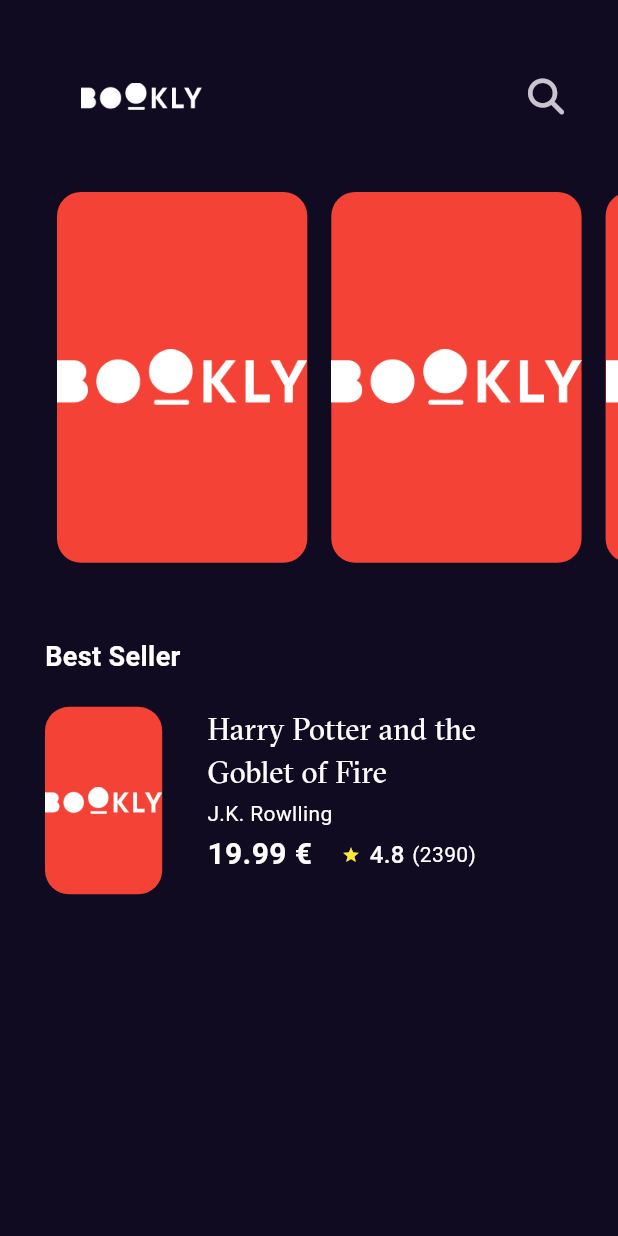
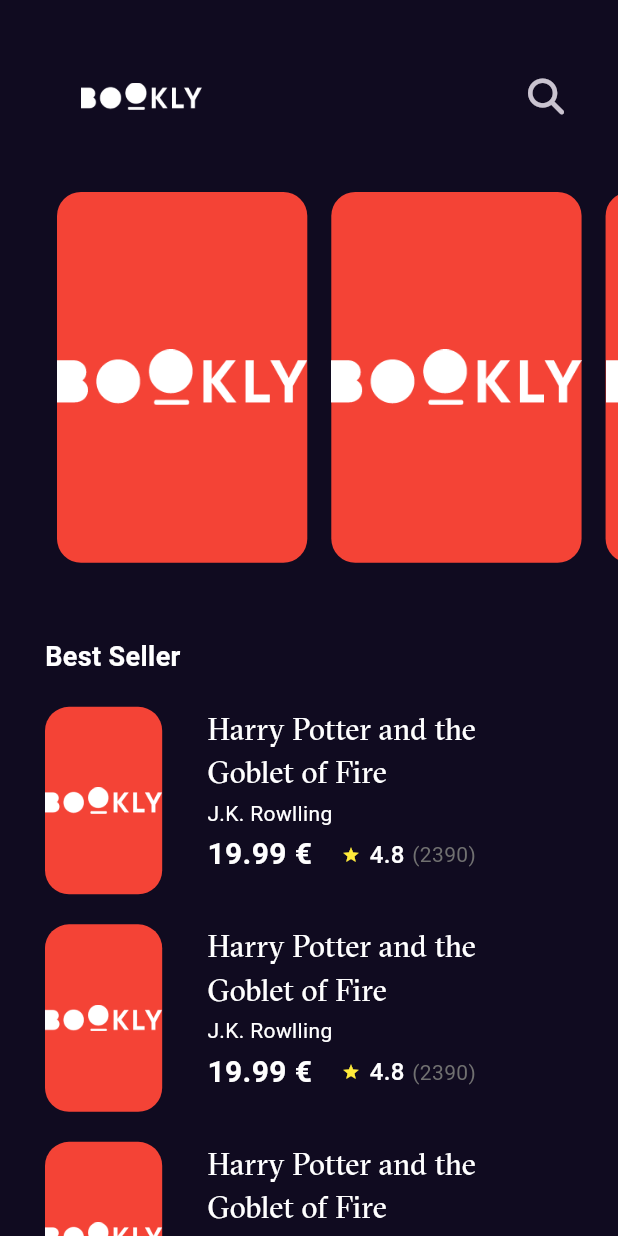
Before and after one commit to AndrewAdell/Bookly, a Flutter app: the screen it shows after launch, on a phone screen of 412 x 824 dp. Run offline on Flutter 3.47's test engine with Material 3 defaults, Android fonts, the phone set to English and light mode, and no system bars; our stand-ins replace font_awesome_flutter, get.

Commit message:
best seller list view

```diff
--- /dev/null
+++ b/lib/features/Home/presentation/view/book_details_view.dart
@@ -0,0 +1,13 @@
+import 'package:bookly/features/Home/presentation/view/widgets/book_details_view_body.dart';
+import 'package:flutter/material.dart';
+
+class BookDetailsView extends StatelessWidget {
+  const BookDetailsView({super.key});
+
+  @override
+  Widget build(BuildContext context) {
+    return const Scaffold(
+      body: BookDetailsViewBody(),
+    );
+  }
+}
--- /dev/null
+++ b/lib/features/Home/presentation/view/widgets/best_seller_list_view.dart
@@ -0,0 +1,22 @@
+import 'package:bookly/features/Home/presentation/view/widgets/best_seller_list_view_item.dart';
+import 'package:flutter/material.dart';
+
+class BestSellerListView extends StatelessWidget {
+  const BestSellerListView({super.key});
+
+  @override
+  Widget build(BuildContext context) {
+    return ListView.builder(
+        shrinkWrap: true,
+        physics: const NeverScrollableScrollPhysics(),
+        padding: EdgeInsets.zero,
+        itemCount: 10,
+        scrollDirection: Axis.vertical,
+        itemBuilder: (context, index) {
+          return const Padding(
+            padding: EdgeInsets.only(bottom: 20),
+            child: BestSellerListViewItem(),
+          );
+        });
+  }
+}
--- a/lib/features/Home/presentation/view/widgets/best_seller_list_view_item.dart
+++ b/lib/features/Home/presentation/view/widgets/best_seller_list_view_item.dart
@@ -56,26 +56,27 @@ class BestSellerListViewItem extends StatelessWidget {
                     const SizedBox(
                       width: 20,
                     ),
-                    const Row(
+                    Row(
                       children: [
-                        Icon(
+                        const Icon(
                           Icons.star,
                           size: 12,
                           color: Colors.yellow,
                         ),
-                        SizedBox(
+                        const SizedBox(
                           width: 6.3,
                         ),
-                        Text(
+                        const Text(
                           '4.8',
                           style: Styles.textStyle16,
                         ),
-                        SizedBox(
+                        const SizedBox(
                           width: 5,
                         ),
                         Text(
                           '(2390)',
-                          style: Styles.textStyle14,
+                          style: Styles.textStyle14
+                              .copyWith(color: const Color(0xff707070)),
                         ),
                       ],
                     )
--- /dev/null
+++ b/lib/features/Home/presentation/view/widgets/book_details_view_body.dart
@@ -0,0 +1,10 @@
+import 'package:flutter/material.dart';
+
+class BookDetailsViewBody extends StatelessWidget {
+  const BookDetailsViewBody({super.key});
+
+  @override
+  Widget build(BuildContext context) {
+    return const Placeholder();
+  }
+}
--- a/lib/features/Home/presentation/view/widgets/featured_list_view.dart
+++ b/lib/features/Home/presentation/view/widgets/featured_list_view.dart
@@ -1,4 +1,4 @@
-import 'package:bookly/features/Home/presentation/view/widgets/custom_list_view_item.dart';
+import 'package:bookly/features/Home/presentation/view/widgets/featured_list_view_item.dart';
 import 'package:flutter/material.dart';
 
 class FeaturedListView extends StatelessWidget {
--- a/lib/features/Home/presentation/view/widgets/home_view_body.dart
+++ b/lib/features/Home/presentation/view/widgets/home_view_body.dart
@@ -1,5 +1,5 @@
 import 'package:bookly/core/utils/styles.dart';
-import 'package:bookly/features/Home/presentation/view/widgets/best_seller_list_view_item.dart';
+import 'package:bookly/features/Home/presentation/view/widgets/best_seller_list_view.dart';
 import 'package:bookly/features/Home/presentation/view/widgets/custom_app_bar.dart';
 import 'package:bookly/features/Home/presentation/view/widgets/featured_list_view.dart';
 import 'package:flutter/material.dart';
@@ -11,6 +11,9 @@ class HomeViewBody extends StatelessWidget {
   Widget build(BuildContext context) {
     return const Padding(
       padding: EdgeInsets.only(left: 30),
+      child: CustomScrollView(
+        slivers: [
+          SliverToBoxAdapter(
             child: Column(
               crossAxisAlignment: CrossAxisAlignment.start,
               children: [
@@ -23,7 +26,10 @@ class HomeViewBody extends StatelessWidget {
                 SizedBox(
                   height: 20,
                 ),
-          BestSellerListViewItem(),
+              ],
+            ),
+          ),
+          SliverToBoxAdapter(child: BestSellerListView()),
         ],
       ),
     );
```
Also changed, not shown: lib/features/Home/presentation/view/widgets/featured_list_view_item.dart (renamed from lib/features/Home/presentation/view/widgets/custom_list_view_item.dart). Lines whose indentation alone changed are shown as unchanged.
